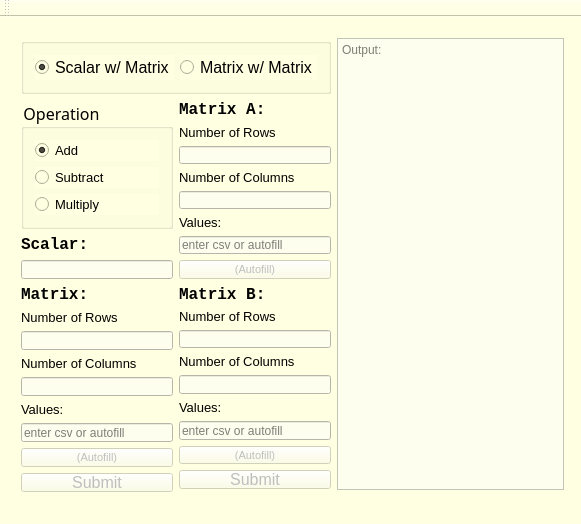
Old version of the form CIS202_Final-JohnTwedt/mainwindow.ui in the repository jptwedt/CIS202FinalProject-JTwedt.
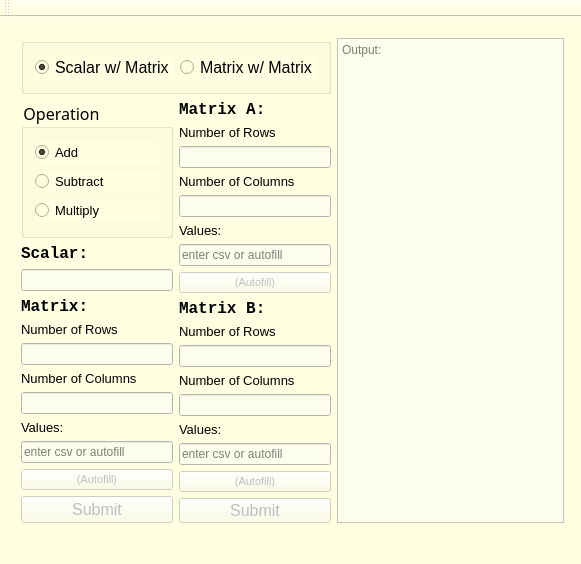
New version of the form.

Commit message:
Added RegExpRepo class
this needs to be reworked as a subclass of QRegExp, but it's working as intended for now.  This will be the pattern repositiory for regex patterns for various parts of the form.

The edit to the form file:
```diff
--- a/CIS202_Final-JohnTwedt/mainwindow.ui
+++ b/CIS202_Final-JohnTwedt/mainwindow.ui
@@ -7,7 +7,7 @@
     <x>0</x>
     <y>0</y>
     <width>581</width>
-    <height>524</height>
+    <height>564</height>
    </rect>
   </property>
   <property name="windowTitle">
@@ -17,13 +17,13 @@
    <string notr="true">background-color: rgb(255, 255, 225);</string>
   </property>
   <widget class="QWidget" name="centralWidget">
-   <widget class="QWidget" name="">
+   <widget class="QWidget" name="layoutWidget">
     <property name="geometry">
      <rect>
       <x>10</x>
       <y>10</y>
       <width>565</width>
-      <height>474</height>
+      <height>507</height>
      </rect>
     </property>
     <layout class="QHBoxLayout" name="horizontalLayout_3">
```
Left out of the diff: 111 changed lines with no effect on the pictures. The commit also changes 55 other files.
